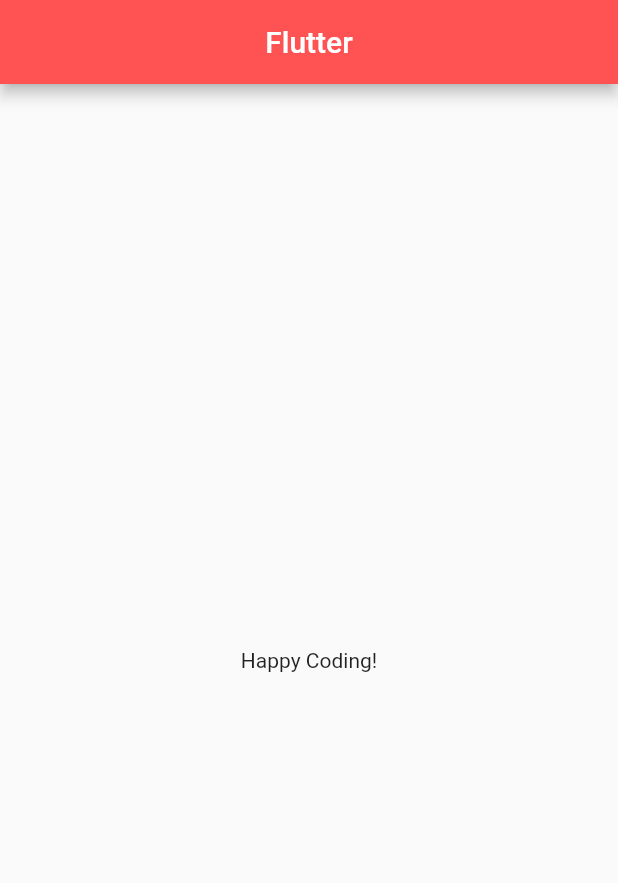
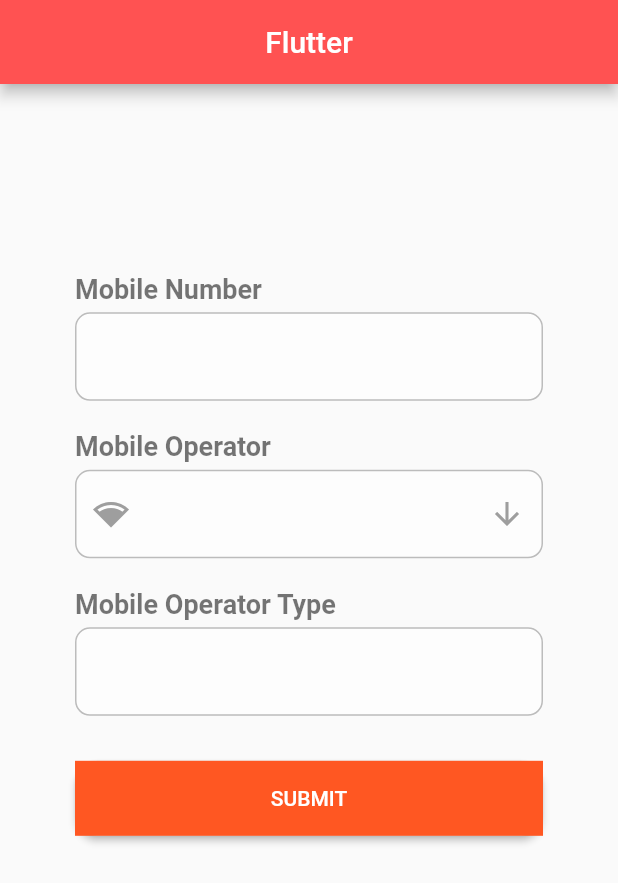
Before and after one commit to tishan007/flutter_practice, a Flutter app: the screen it shows after launch, on a phone screen of 412 x 824 dp. Shown: the top 883 px of the screen. Run offline on Flutter 3.47's test engine with Material 2 defaults, Android fonts, the phone set to English and light mode, and no system bars.

Commit message:
add form textfield with prefix and suffix icon design

```diff
--- a/lib/main.dart
+++ b/lib/main.dart
@@ -1,7 +1,7 @@
 import 'package:flutter/material.dart';
 
 void main() {
-  runApp(MyApp());
+  runApp(MaterialApp(debugShowCheckedModeBanner: false, home: MyApp()));
 }
 
 class MyApp extends StatefulWidget {
@@ -13,15 +13,90 @@ class MyApp extends StatefulWidget {
 class _MyAppState extends State<MyApp> {
   @override
   Widget build(BuildContext context) {
+    Size screenSize = MediaQuery.of(context).size;
     return MaterialApp(
       debugShowCheckedModeBanner: false,
       home: Scaffold(
+        resizeToAvoidBottomPadding: false,
         appBar: AppBar(
           centerTitle: true,
           title: Text("Flutter"),
           backgroundColor: Colors.redAccent,
         ),
-        body: Center(child: Text("Happy Coding!")),
+        body: Center(
+            child: Container(
+              padding: EdgeInsets.all(10),
+              width: screenSize.width - 80,
+              height: screenSize.height * 0.65,
+              child: Column(
+                crossAxisAlignment: CrossAxisAlignment.start,
+                children: [
+                  Text("Mobile Number",style: TextStyle(color: Colors.black54,fontWeight: FontWeight.bold, fontSize: 18),),
+                  SizedBox(height: 5,),
+                  TextField(
+                    decoration: InputDecoration(
+                      enabledBorder: OutlineInputBorder(
+                          borderRadius: BorderRadius.circular(10.0),
+                          borderSide: new BorderSide(color: Colors.black26)
+                      ),
+                      filled: true,
+                      fillColor: Colors.white54,
+                    ),
+                  ),
+                  SizedBox(height: 20,),
+                  Text("Mobile Operator",style: TextStyle(color: Colors.black54,fontWeight: FontWeight.bold, fontSize: 18),),
+                  SizedBox(height: 5,),
+                  TextField(
+                    decoration: InputDecoration(
+                      prefixIcon: Icon(Icons.network_wifi,color: Colors.grey,),
+                      suffixIcon: Icon(Icons.arrow_downward,color: Colors.grey,),
+                      enabledBorder: OutlineInputBorder(
+                          borderRadius: BorderRadius.circular(10.0),
+                          borderSide: new BorderSide(color: Colors.black26)
+                      ),
+                      filled: true,
+                      hintStyle: TextStyle(color: Colors.black),
+                      fillColor: Colors.white54,
+                    ),
+                  ),
+                  SizedBox(height: 20,),
+                  Text("Mobile Operator Type",style: TextStyle(color: Colors.black54,fontWeight: FontWeight.bold, fontSize: 18),),
+                  SizedBox(height: 5,),
+                  TextField(
+                    decoration: InputDecoration(
+                      enabledBorder: OutlineInputBorder(
+                          borderRadius: BorderRadius.circular(10.0),
+                          borderSide: new BorderSide(color: Colors.black26)
+                      ),
+                      filled: true,
+                      hintStyle: TextStyle(color: Colors.black),
+                      fillColor: Colors.white54,
+                    ),
+                  ),
+                  SizedBox(height: 30,),
+                  Align(
+                      alignment: Alignment.center,
+                      child: RaisedButton(
+                        onPressed: () {
+
+                        },
+                        shape: RoundedRectangleBorder(borderRadius: BorderRadius.circular(15.0)),
+                        padding: const EdgeInsets.all(0.0),
+                        child: Container(
+                          height: 50,
+                          alignment: Alignment.center,
+                          color: Colors.deepOrange,
+                          child: const Text(
+                            'SUBMIT', style: TextStyle(color: Colors.white),
+                            textAlign: TextAlign.center,
+                          ),
+                        ),
+                      )
+                  )
+                ],
+              ),
+            ),
+        ),
       ),
     );
   }
```
